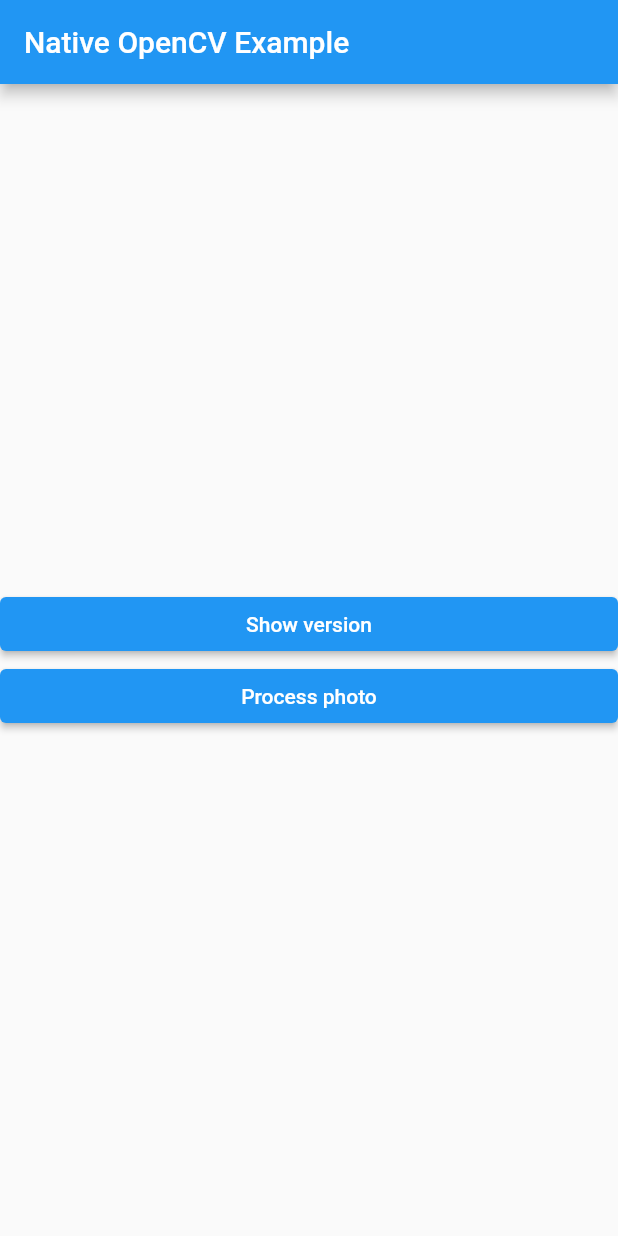
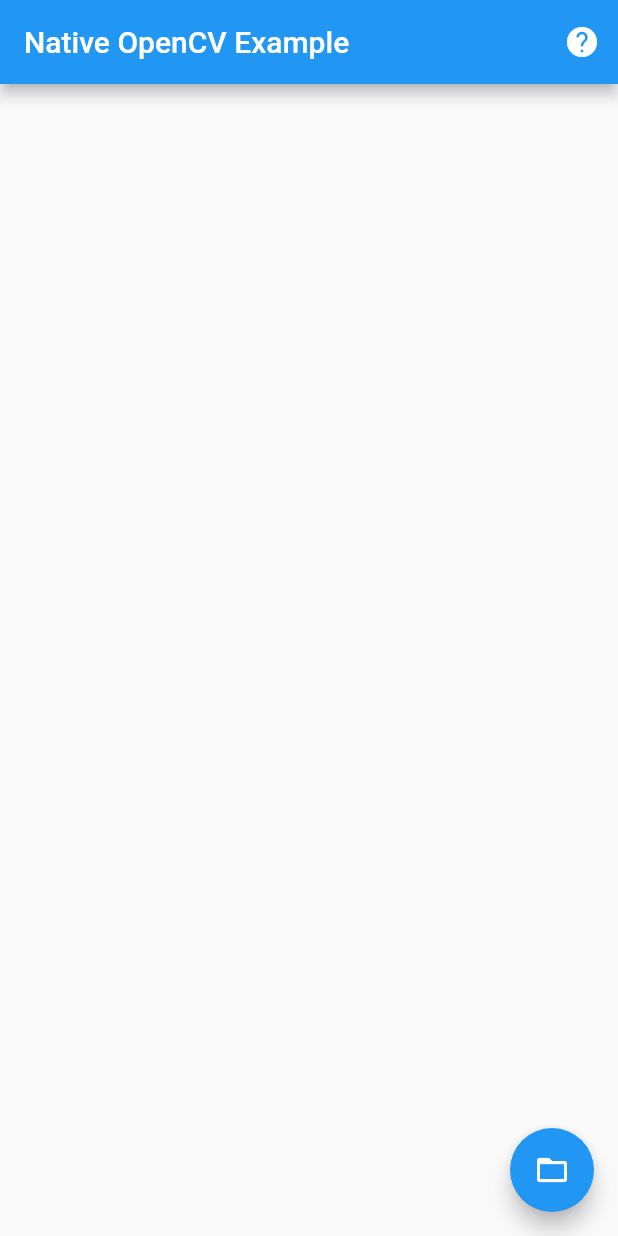
Before and after one commit to westracer/flutter_native_opencv, a Flutter app: the screen it shows after launch, on a phone screen of 412 x 824 dp. Run offline on Flutter 3.47's test engine with Material 2 defaults, Android fonts, the phone set to English and light mode, and no system bars; our stand-ins replace image_picker; missing offline and left inert: dart:ffi.

Commit message:
move show opencv version into an aboutdialog. Move process image into a float button

```diff
--- a/lib/main.dart
+++ b/lib/main.dart
@@ -10,6 +10,7 @@ import 'package:path_provider/path_provider.dart';
 const title = 'Native OpenCV Example';
 
 late Directory tempDir;
+
 String get tempPath => '${tempDir.path}/temp.jpg';
 
 void main() {
@@ -41,16 +42,10 @@ class _MyHomePageState extends State<MyHomePage> {
   bool _isProcessed = false;
   bool _isWorking = false;
 
-  void showVersion(BuildContext context) {
-    final scaffoldState = Scaffold.of(context);
-    final snackbar = SnackBar(content: Text('OpenCV version: ${opencvVersion()}'));
-
-    scaffoldState..removeCurrentSnackBar(reason: SnackBarClosedReason.dismiss)..showSnackBar(snackbar);
-  }
-
   Future<void> takeImageAndProcess() async {
     final _picker = ImagePicker();
-    PickedFile? image = await _picker.getImage(source: ImageSource.gallery, imageQuality: 100);
+    PickedFile? image =
+        await _picker.getImage(source: ImageSource.gallery, imageQuality: 100);
 
     if (image == null) {
       return;
@@ -65,12 +60,8 @@ class _MyHomePageState extends State<MyHomePage> {
     final args = ProcessImageArguments(image.path, tempPath);
 
     // Spawning an isolate
-    Isolate.spawn<ProcessImageArguments>(
-      processImage,
-      args,
-      onError: port.sendPort,
-      onExit: port.sendPort
-    );
+    Isolate.spawn<ProcessImageArguments>(processImage, args,
+        onError: port.sendPort, onExit: port.sendPort);
 
     // Making a variable to store a subscription in
     StreamSubscription? sub;
@@ -90,9 +81,21 @@ class _MyHomePageState extends State<MyHomePage> {
   @override
   Widget build(BuildContext context) {
     return Scaffold(
-      appBar: AppBar(
-        title: Text(title)
-      ),
+      appBar: AppBar(title: Text(title), actions: <Widget>[
+        IconButton(
+            icon: Icon(Icons.help),
+            onPressed: () => showAboutDialog(
+                context: context,
+                applicationName: 'Flutter OpenCV Example',
+                applicationLegalese: 'OpenCV version: ${opencvVersion()}')),
+      ]),
+      floatingActionButton: _isWorking
+          ? null
+          : FloatingActionButton(
+              // isExtended: true,
+              child: Icon(Icons.folder_open),
+              onPressed: takeImageAndProcess,
+            ),
       body: Stack(
         children: <Widget>[
           Center(
@@ -107,30 +110,15 @@ class _MyHomePageState extends State<MyHomePage> {
                       alignment: Alignment.center,
                     ),
                   ),
-                Builder(
-                  builder: (context) {
-                    return ElevatedButton(
-                      child: Text('Show version'),
-                      onPressed: () => showVersion(context)
-                    );
-                  }
-                ),
-                ElevatedButton(
-                  child: Text('Process photo'),
-                  onPressed: takeImageAndProcess
-                )
               ],
             ),
           ),
           if (_isWorking)
             Positioned.fill(
-              child: Container(
-                color: Colors.black.withOpacity(.7),
-                child: Center(
-                  child: CircularProgressIndicator()
-                ),
-              )
-            ),
+                child: Container(
+              color: Colors.black.withOpacity(.7),
+              child: Center(child: CircularProgressIndicator()),
+            )),
         ],
       ),
     );
```
